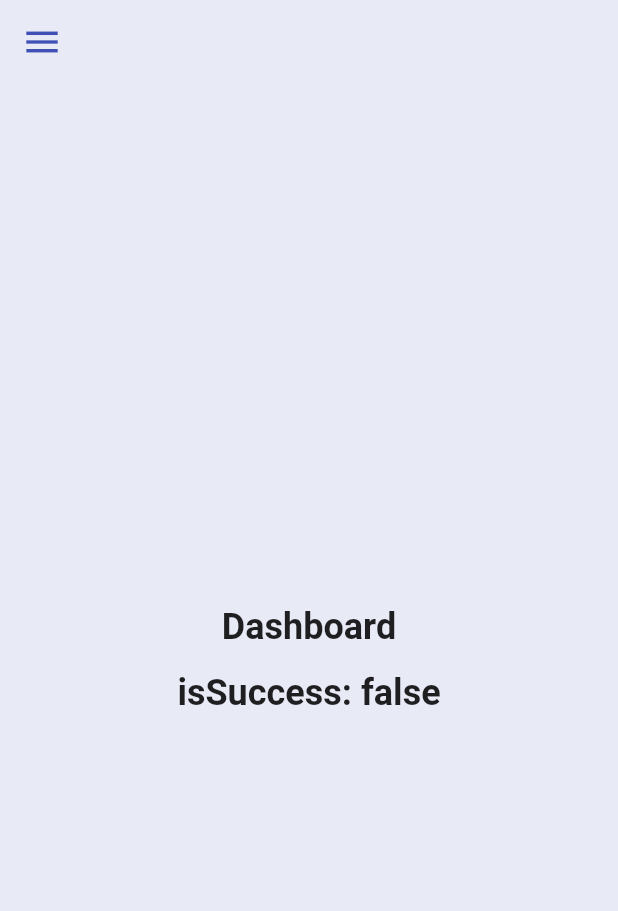
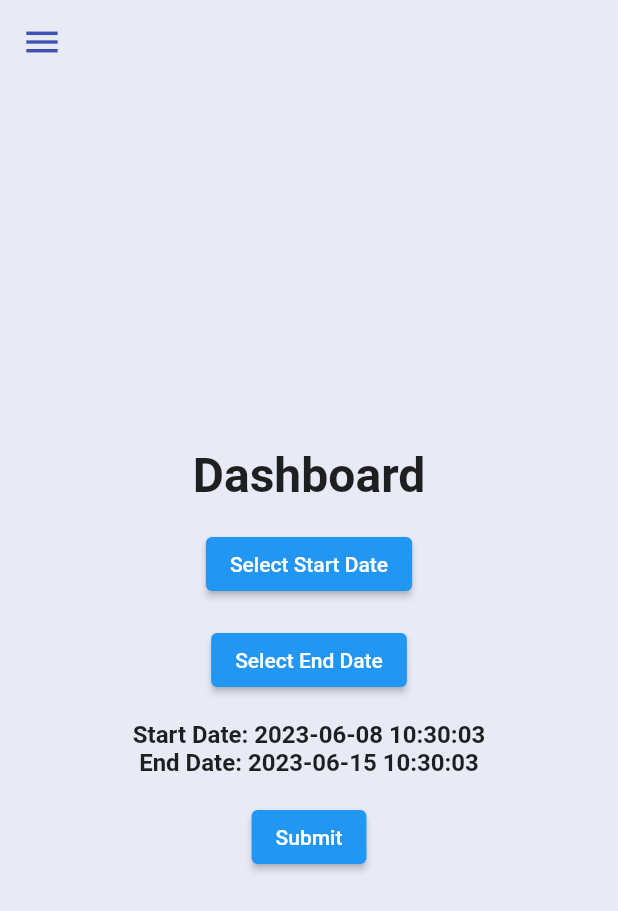
Before and after one commit to KoksalBerkay/smart-office-project, a Flutter app: the DashboardPage screen opened directly, after a tap on the "menu" icon, after a tap on "Dashboard", on a phone screen of 412 x 824 dp. Shown: the top 911 px of the screen. Run offline on Flutter 3.47's test engine with Material 2 defaults, Android fonts, the light colour scheme and no system bars; our stand-ins replace flutter_blue_plus, flutter_datetime_picker, flutter_spinkit, percent_indicator, shared_preferences, wakelock; missing offline and left inert: mqtt_client, network_info_plus; accounts and stored records are empty.

Commit message:
added datetime selection

```diff
--- a/ble-flutter/lib/pages/dashboard_page.dart
+++ b/ble-flutter/lib/pages/dashboard_page.dart
@@ -1,6 +1,10 @@
+import 'dart:convert';
+
 import 'package:flutter/material.dart';
 import 'package:http/http.dart' as http;
 import 'package:shared_preferences/shared_preferences.dart';
+import 'package:flutter_datetime_picker/flutter_datetime_picker.dart';
+import 'package:intl/intl.dart';
 import '../home_page.dart';
 
 const urlPrefix = 'http://192.168.1.97:8000';
@@ -22,12 +26,71 @@ class DashboardPage extends StatefulWidget {
 }
 
 class _DashboardPageState extends State<DashboardPage> {
+  DateTime startDate = DateTime.now().subtract(const Duration(days: 7));
+  DateTime endDate = DateTime.now();
+
   @override
   void initState() {
     super.initState();
-    getUuid().then((_) {
-      makePostRequest();
-    });
+    getUuid();
+  }
+
+  void selectStartDate(BuildContext context) {
+    DatePicker.showDatePicker(
+      context,
+      showTitleActions: true,
+      onConfirm: (date) {
+        setState(() {
+          startDate = date;
+        });
+      },
+      currentTime: startDate,
+      locale: LocaleType.en,
+    );
+  }
+
+  void selectEndDate(BuildContext context) {
+    DatePicker.showDatePicker(
+      context,
+      showTitleActions: true,
+      onConfirm: (date) {
+        setState(() {
+          endDate = date;
+        });
+      },
+      currentTime: endDate,
+      locale: LocaleType.en,
+    );
+  }
+
+  String formatDateTime(DateTime dateTime) {
+    final formatter = DateFormat('yyyy-MM-dd HH:mm:ss');
+    return formatter.format(dateTime);
+  }
+
+  Future<void> makePostRequest() async {
+    final headers = {
+      'accept': 'application/json',
+      'Content-Type': 'application/json',
+    };
+    print('FOUND UUID: $uuid');
+    final data = {
+      'uuid': uuid,
+      'data_type': 'temp',
+      'start_timestamp': startDate.millisecondsSinceEpoch,
+      'stop_timestamp': endDate.millisecondsSinceEpoch,
+    };
+    print('DATA: $data');
+
+    final url = Uri.parse('http://192.168.1.97:8000/get_data/');
+
+    final res = await http.post(url, headers: headers, body: jsonEncode(data));
+    final status = res.statusCode;
+    if (status == 200) {
+      isSuccess = true;
+    }
+    print("BODY: ${res.body}");
+    if (status != 200) throw Exception('http.post error: statusCode= $status');
   }
 
   @override
@@ -60,17 +123,39 @@ class _DashboardPageState extends State<DashboardPage> {
             const Text(
               'Dashboard',
               style: TextStyle(
-                fontSize: 24,
+                fontSize: 32,
                 fontWeight: FontWeight.bold,
               ),
             ),
             const SizedBox(height: 16),
+            ElevatedButton(
+              onPressed: () => selectStartDate(context),
+              child: Text('Select Start Date'),
+            ),
+            const SizedBox(height: 16),
+            ElevatedButton(
+              onPressed: () => selectEndDate(context),
+              child: Text('Select End Date'),
+            ),
+            const SizedBox(height: 16),
             Text(
-              'isSuccess: $isSuccess',
+              'Start Date: ${formatDateTime(startDate)}',
               style: const TextStyle(
-                fontSize: 24,
+                fontSize: 16,
                 fontWeight: FontWeight.bold,
               ),
+            ),
+            Text(
+              'End Date: ${formatDateTime(endDate)}',
+              style: const TextStyle(
+                fontSize: 16,
+                fontWeight: FontWeight.bold,
+              ),
+            ),
+            const SizedBox(height: 16),
+            ElevatedButton(
+              onPressed: makePostRequest,
+              child: const Text('Submit'),
             ),
           ],
         ),
@@ -126,28 +211,4 @@ class _DashboardPageState extends State<DashboardPage> {
       ),
     );
   }
-
-  Future<void> makePostRequest() async {
-    final headers = {
-      'accept': 'application/json',
-      'Content-Type': 'application/json',
-    };
-    print('FOUND UUID: $uuid');
-    final data = '{"uuid": "$uuid",'
-        '"data_type": "temp",'
-        '"start_timestamp": 1686790346570,'
-        '"stop_timestamp": 0}';
-
-    print('DATA: $data');
-
-    final url = Uri.parse('http://192.168.1.97:8000/get_data/');
-
-    final res = await http.post(url, headers: headers, body: data);
-    final status = res.statusCode;
-    if (status != 200) throw Exception('http.post error: statusCode= $status');
-    if (status == 200) {
-      isSuccess = true;
-    }
-    print(res.body);
-  }
 }
```
